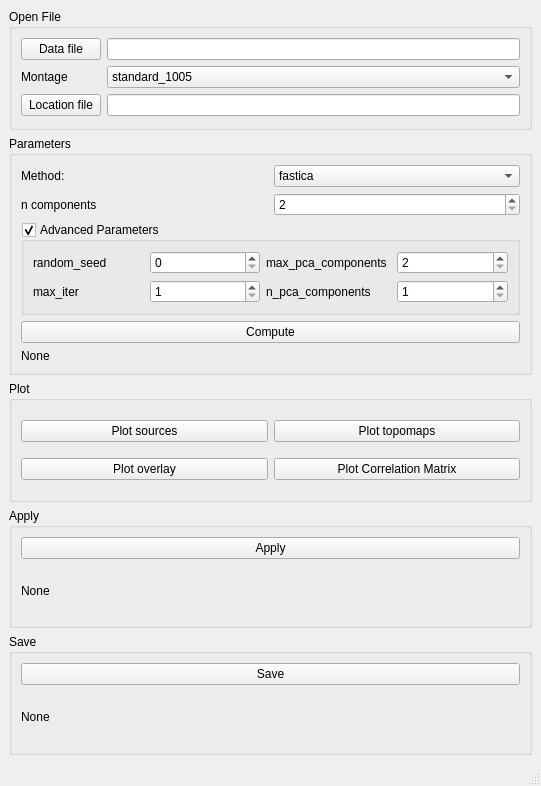
First picture: the form in toolbox.ui, repository fcbg-hnp/eeg-ICAtoolbox, before the edit.
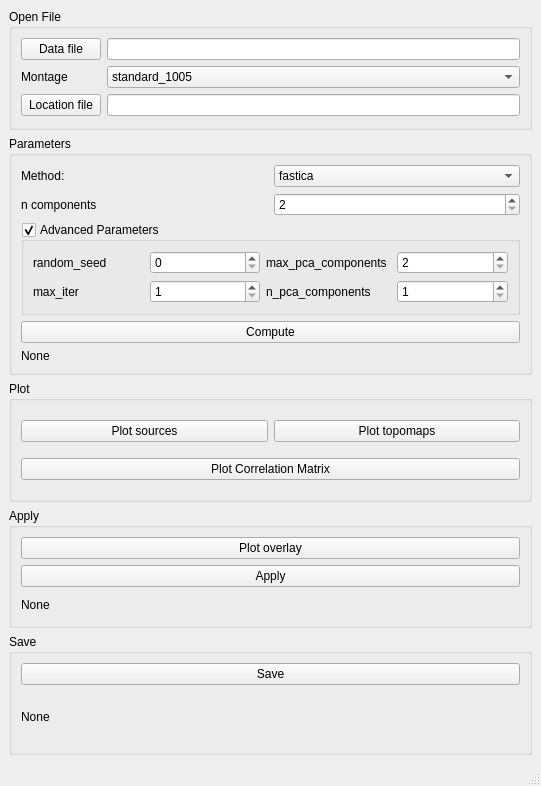
Second picture: the form after the edit.

```diff
--- a/toolbox.ui
+++ b/toolbox.ui
@@ -250,13 +250,6 @@
        <string>Plot</string>
       </property>
       <layout class="QGridLayout" name="gridLayout_3">
-       <item row="0" column="0">
-        <widget class="QPushButton" name="pushButton_plotsources">
-         <property name="text">
-          <string>Plot sources</string>
-         </property>
-        </widget>
-       </item>
        <item row="0" column="1">
         <widget class="QPushButton" name="pushButton_plottopomaps">
          <property name="text">
@@ -264,14 +257,14 @@
          </property>
         </widget>
        </item>
-       <item row="1" column="0">
-        <widget class="QPushButton" name="pushButton_plotoverlay">
+       <item row="0" column="0">
+        <widget class="QPushButton" name="pushButton_plotsources">
          <property name="text">
-          <string>Plot overlay</string>
+          <string>Plot sources</string>
          </property>
         </widget>
        </item>
-       <item row="1" column="1">
+       <item row="1" column="0" colspan="2">
         <widget class="QPushButton" name="pushButton_plotcorrelationmatrix">
          <property name="text">
           <string>Plot Correlation Matrix</string>
@@ -287,6 +280,13 @@
        <string>Apply</string>
       </property>
       <layout class="QVBoxLayout" name="verticalLayout_2">
+       <item>
+        <widget class="QPushButton" name="pushButton_plotoverlay">
+         <property name="text">
+          <string>Plot overlay</string>
+         </property>
+        </widget>
+       </item>
        <item>
         <widget class="QPushButton" name="pushButton_apply">
          <property name="text">
```
